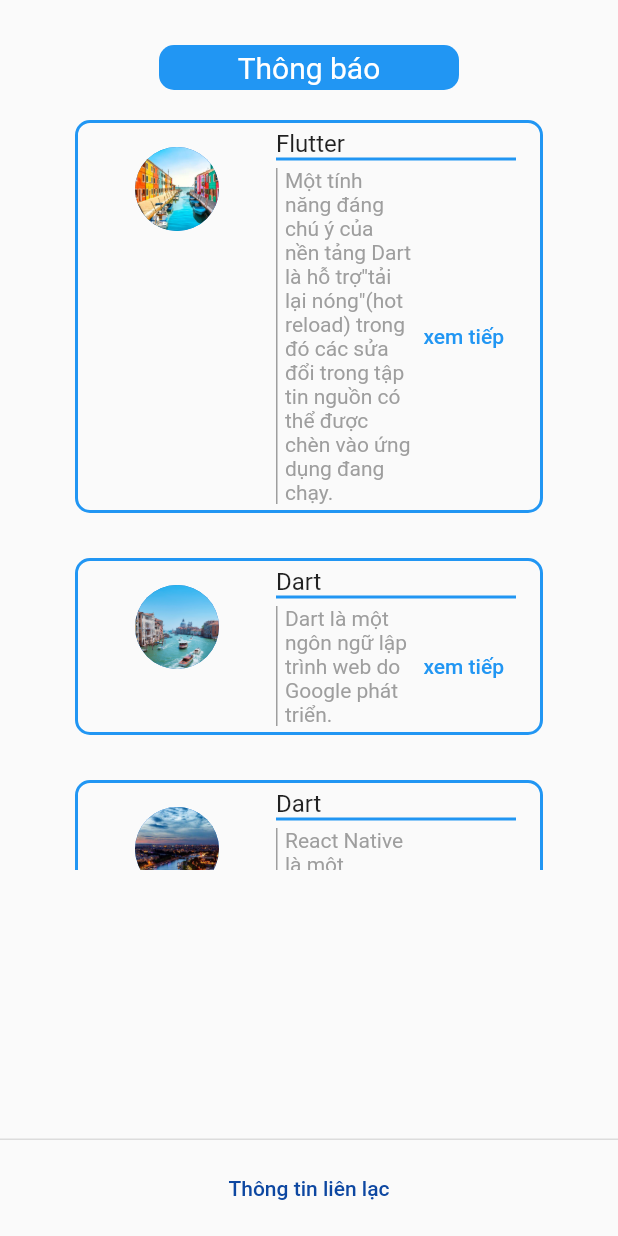
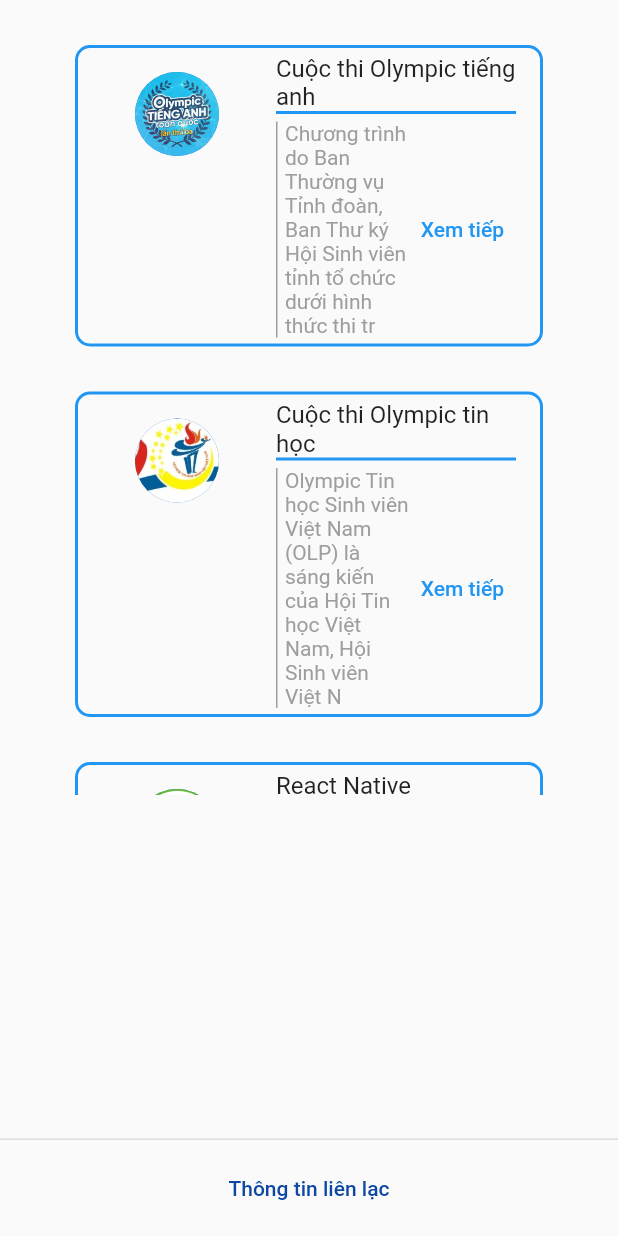
Before and after one commit to NguyenMinhDuc217/studentinformationmanagement, a Flutter app: the NotificationPage screen opened directly, on a phone screen of 412 x 824 dp. Run offline on Flutter 3.47's test engine with Material 2 defaults, Android fonts, the light colour scheme and no system bars.

Commit message:
get data notification

```diff
--- a/lib/main.dart
+++ b/lib/main.dart
@@ -51,7 +51,7 @@ class _FirstPageState extends State<FirstPage> {
     return Scaffold(
       drawer: MenuPage(),
       appBar: AppBar(
-        title: Text('LOGO'),
+        title: Text('NEWS'),
       ),
       body: pageList[selectedIndex],
       bottomNavigationBar: BottomNavigationBar(
--- a/lib/notification.dart
+++ b/lib/notification.dart
@@ -1,4 +1,7 @@
+import 'dart:convert';
+
 import 'package:flutter/material.dart';
+import 'package:flutter/services.dart';
 import 'package:student_information_management/menu.dart';
 
 class NotificationPage extends StatefulWidget {
@@ -9,21 +12,51 @@ class NotificationPage extends StatefulWidget {
 }
 
 class _NotificationPagePageState extends State<NotificationPage> {
-  String full1 = 'Một tính năng đáng chú ý của nền tảng Dart là hỗ trợ"tải lại nóng"(hot reload) trong đó các sửa đổi trong tập tin nguồn có thể được chèn vào ứng dụng đang chạy. Flutter mở rộng sự hỗ trợ này cho tính năng"tải lại nóng giữ trạng thái (stateful hot reload), để các sửa đổi trong mã nguồn có thể được cập nhật ngay lập tức lên ứng dụng đang chạy mà không cần phải khởi động lại hoặc mất mát các trạng thái đang có.[11] This feature as implemented in Flutter has received widespread praise.';
-  String short1 = 'Một tính năng đáng chú ý của nền tảng Dart là hỗ trợ"tải lại nóng"(hot reload) trong đó các sửa đổi trong tập tin nguồn có thể được chèn vào ứng dụng đang chạy.';
-  String full2 = 'Dart là một ngôn ngữ lập trình web do Google phát triển. Nó được chính thức công bố tại Hội thảo GOTO Lưu trữ 2012-12-21 tại Wayback Machine ngày 10-12 tháng 10 năm 2011 tại Aarhus.[1] Mục đích của Dart không phải để thay thế JavaScript như là ngôn ngữ kịch bản chính bên trong trình duyệt web, mà là cung cấp sự lựa chọn hiện đại hơn.[2]';
-  String short2 = 'Dart là một ngôn ngữ lập trình web do Google phát triển.';
-  String full3 = 'React Native là một framework mã nguồn mở được sáng tạo bởi Facebook.[3] Nó được sử dụng để phát triển ứng dụng di động Android[4], iOS, Web[5] và UWP[6] bằng cách cho phép các nhà phát triển sử dụng React cùng với môi trường ứng dụng gốc (native).';
-  String short3 = 'React Native là một framework mã nguồn mở được sáng tạo bởi Facebook.';
-  String seemore1 = 'xem tiếp';
-  String seemore2 = 'xem tiếp';
-  String seemore3 = 'xem tiếp';
-  bool canseemore1 = true;
-  bool canseemore2 = true;
-  bool canseemore3 = true;
+  List _lstnotification = [];
+  List _lstfindnotification = [];
+
+  // Fetch content from the json file
+  Future<void> readJson() async {
+    final String response = await rootBundle.loadString('db/post.json');
+    final data = await json.decode(response);
+    setState(() {
+      _lstnotification = data["notifications"];
+      _lstfindnotification = _lstnotification;
+    });
+  }
+
+  @override
+  void initState() {
+    super.initState();
+    this.readJson();
+  }
+
+  void find(String _searchPost) {
+    List _result = [];
+    if (_searchPost.isEmpty || _searchPost == "") {
+      _result = _lstnotification.toList();
+      print(_result);
+    } else {
+      _result = _lstnotification
+          .where((notification) => notification["title"]
+              .toLowerCase()
+              .contains(_searchPost.toLowerCase()))
+          .toList();
+    }
+    setState(() {
+      _lstfindnotification = _result;
+    });
+  }
 
   @override
   Widget build(BuildContext context) {
+    // Widget _search = ListTile(
+    //   title: TextField(
+    //     onChanged: (value) => find(value),
+    //     decoration: const InputDecoration(
+    //         labelText: 'Search', suffixIcon: Icon(Icons.search)),
+    //   ),
+    // );
     Widget _notification = Container(
       width: 200,
       height: 30,
@@ -37,10 +70,12 @@ class _NotificationPagePageState extends State<NotificationPage> {
           style: TextStyle(fontSize: 20, color: Colors.white)),
     );
     Widget _listnotification = Container(
-      margin: EdgeInsets.only(left: 50, right: 50),
+        margin: EdgeInsets.only(left: 50, top: 30, right: 50),
         height: 500,
-      child: ListView(children: [
-        Container(
+        child: ListView.builder(
+          itemCount: _lstfindnotification.length,
+          itemBuilder: (BuildContext context, int index) {
+            return Container(
               margin: EdgeInsets.only(bottom: 30),
               decoration: BoxDecoration(
                 border: Border.all(
@@ -59,7 +94,7 @@ class _NotificationPagePageState extends State<NotificationPage> {
                       width: 2,
                     )),
                   ),
-              child: Text('Flutter'),
+                  child: Text(_lstfindnotification[index]['title'].toString()),
                 ),
                 subtitle: Container(
                   padding: EdgeInsets.only(left: 5),
@@ -73,149 +108,47 @@ class _NotificationPagePageState extends State<NotificationPage> {
                   child: Row(
                     children: [
                       Flexible(
-                      child: Text(canseemore1 ? short1 : full1,
+                        child: Text(
+                            _lstfindnotification[index]['canseemore']
+                                ? _lstfindnotification[index]['content']
+                                    .toString()
+                                    .substring(0, 100)
+                                : _lstfindnotification[index]['content']
+                                    .toString(),
                             style: TextStyle(color: Colors.grey)),
                       ),
                       TextButton(
                         onPressed: () {
-                        if (canseemore1 == true) {
-                          canseemore1 = false;
+                          if (_lstfindnotification[index]['canseemore'] ==
+                              true) {
+                            _lstfindnotification[index]['canseemore'] = false;
                           } else {
-                          canseemore1 = true;
+                            _lstfindnotification[index]['canseemore'] = true;
                           }
                           setState(() {});
                         },
-                      child: Text(canseemore1 ? seemore1 : 'Rút gọn',
+                        child: Text(
+                            _lstfindnotification[index]['canseemore']
+                                ? 'Xem tiếp'
+                                : 'Rút gọn',
                             style: TextStyle(color: Colors.blue)),
                       )
                     ],
-                )),
+                  ),
+                ),
                 leading: CircleAvatar(
                   radius: 50,
-              backgroundImage: AssetImage('assets/images/murano.jpg'),
+                  backgroundImage: AssetImage('assets/images/'+_lstfindnotification[index]['image'].toString()),
                 ),
                 onTap: () {},
               ),
-        ),
-        Container(
-          margin: EdgeInsets.only(bottom: 30),
-          decoration: BoxDecoration(
-            border: Border.all(
-              width: 2.0,
-              color: Colors.blue,
-            ),
-            borderRadius: BorderRadius.circular(10),
-          ),
-          child: ListTile(
-            title: Container(
-              margin: EdgeInsets.only(bottom: 5),
-              decoration: BoxDecoration(
-                border: Border(
-                    bottom: BorderSide(
-                  color: Colors.blue,
-                  width: 2,
-                )),
-              ),
-              child: Text('Dart'),
-            ),
-            subtitle: Container(
-                padding: EdgeInsets.only(left: 5),
-                decoration: BoxDecoration(
-                  border: Border(
-                      left: BorderSide(
-                    color: Colors.grey,
-                    width: 1,
-                  )),
-                ),
-                child: Row(
-                  children: [
-                    Flexible(
-                      child: Text(canseemore1 ? short2 : full2, style: TextStyle(color: Colors.grey)),
-                    ),
-                    TextButton(
-                      onPressed: () {
-                        if (canseemore2 == true) {
-                          canseemore2 = false;
-                        } else {
-                          canseemore2 = true;
-                        }
-                        setState(() {});
+            );
           },
-                      child:
-                          Text(canseemore2 ? seemore2 : 'Rút gọn', style: TextStyle(color: Colors.blue)),
-                    )
-                  ],
-                )),
-            leading: CircleAvatar(
-              radius: 50,
-              backgroundImage: AssetImage('assets/images/venice.jpg'),
-            ),
-            onTap: () {},
-          ),
-        ),
-        Container(
-          margin: EdgeInsets.only(bottom: 30),
-          decoration: BoxDecoration(
-            border: Border.all(
-              width: 2.0,
-              color: Colors.blue,
-            ),
-            borderRadius: BorderRadius.circular(10),
-          ),
-          child: ListTile(
-            title: Container(
-              margin: EdgeInsets.only(bottom: 5),
-              decoration: BoxDecoration(
-                border: Border(
-                    bottom: BorderSide(
-                  color: Colors.blue,
-                  width: 2,
-                )),
-              ),
-              child: Text('Dart'),
-            ),
-            subtitle: Container(
-                padding: EdgeInsets.only(left: 5),
-                decoration: BoxDecoration(
-                  border: Border(
-                      left: BorderSide(
-                    color: Colors.grey,
-                    width: 1,
-                  )),
-                ),
-                child: Row(
-                  children: [
-                    Flexible(
-                      child: Text(canseemore3 ? short3 : full3, style: TextStyle(color: Colors.grey)),
-                    ),
-                    TextButton(
-                      onPressed: () {
-                        if (canseemore3 == true) {
-                          canseemore3 = false;
-                        } else {
-                          canseemore3 = true;
-                        }
-                        setState(() {});
-                      },
-                      child:
-                          Text(canseemore3 ? seemore3 : 'Rút gọn', style: TextStyle(color: Colors.blue)),
-                    )
-                  ],
-                )),
-            leading: CircleAvatar(
-              radius: 50,
-              backgroundImage: AssetImage('assets/images/paris.jpg'),
-            ),
-            onTap: () {},
-          ),
-        ),
-      ]),
-    );
+        ));
     return Scaffold(
       body: SingleChildScrollView(
         child: Column(
           children: [
-            _notification,
             _listnotification,
           ],
         ),
```
Also changed, not shown: db/post.json (+26 -0 lines), assets/images/tb_olympic_ta.jpg (added), assets/images/tb_olympic_th.jpg (added), assets/images/tb_olympic_toan.jpg (added). Lines whose indentation alone changed are shown as unchanged.
